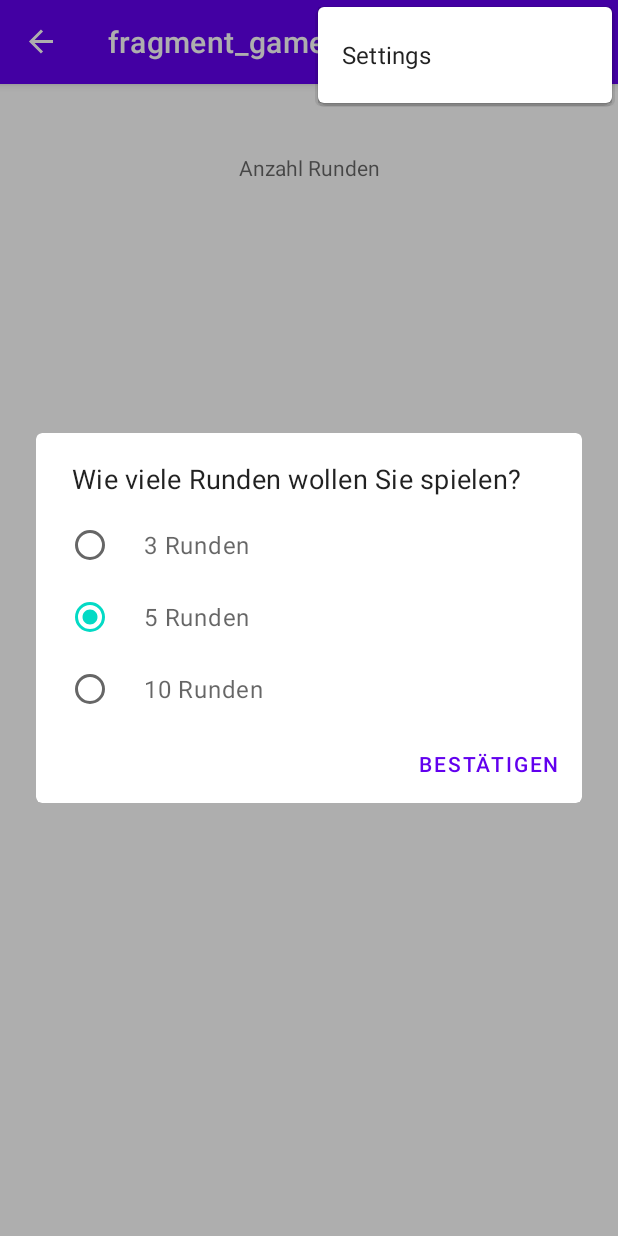
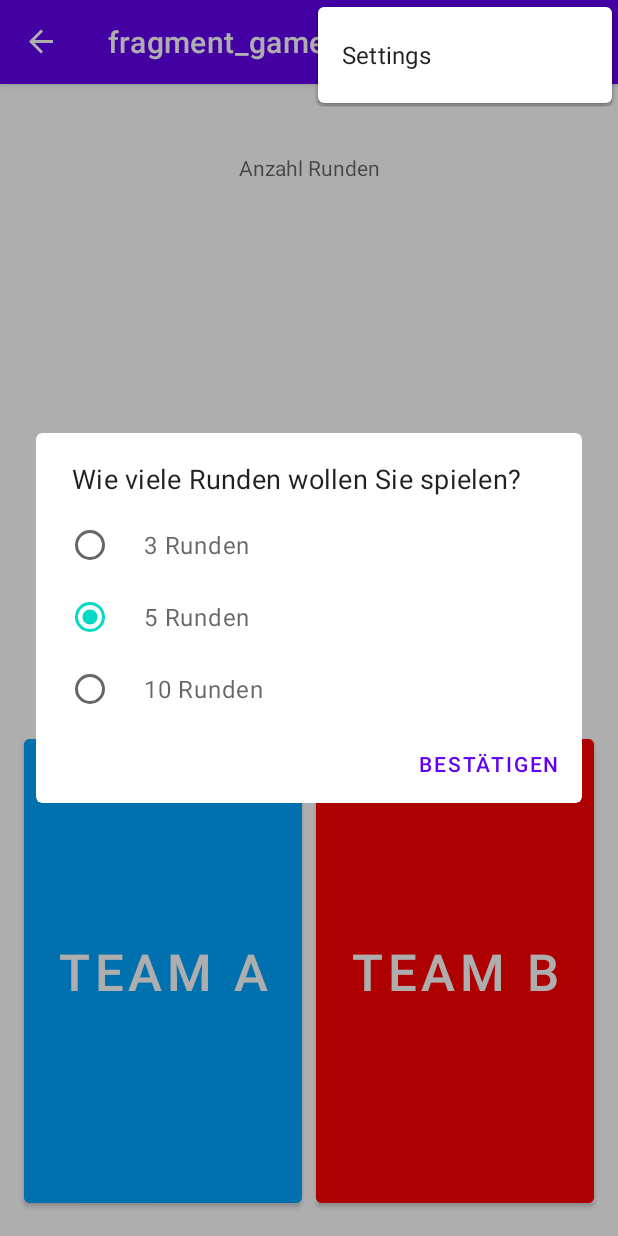
Before and after one commit to kmeyerhshl/CubeGameApp, an Android app: the GameFragment screen opened through its navigation route, with the options menu open, on a phone screen of 412 x 824 dp. Run offline under Robolectric (Android 15) with nearby library versions, the phone set to English and light mode, and no system bars; our stand-ins replace navigation-ui; libraries missing offline, so code that uses them is left out: com.benasher44.uuid, com.juul.kable; 4 statements that could not run were skipped.

Commit message:
Update: Datenempfang, Daten senden

```diff
--- a/app/src/main/java/com/example/cubegameapp/GameFragment.kt
+++ b/app/src/main/java/com/example/cubegameapp/GameFragment.kt
@@ -11,6 +11,9 @@ import androidx.navigation.fragment.findNavController
 import com.example.cubegameapp.databinding.FragmentGameBinding
 import com.example.cubegameapp.model.MainViewModel
 import com.google.android.material.dialog.MaterialAlertDialogBuilder
+import kotlinx.coroutines.MainScope
+import kotlinx.coroutines.delay
+import kotlinx.coroutines.launch
 
 
 class GameFragment : Fragment() {
@@ -63,12 +66,29 @@ class GameFragment : Fragment() {
             }
             .show()
 
+        val scope = MainScope()
+        scope.launch {
+            delay(3000)
+            Log.i(TAG, "delay")
+            viewModel.sendData()
+            viewModel.startDataLoadJob()
+        }
 
+
+        viewModel.esp32Data.observe(viewLifecycleOwner) {data ->
+            binding.tvData.text = "${data.playStatus}\n${data.seite}"
+            // process data ....
+        }
+
+        binding.btnRepeat.setOnClickListener {
+            viewModel.sendDataRepeat()
+        }
 
     }
 
     override fun onDestroyView() {
         super.onDestroyView()
         _binding = null
+        viewModel.cancelDataLoadJob()
     }
 }
--- /dev/null
+++ b/app/src/main/java/com/example/cubegameapp/esp32ble/Esp32Ble.kt
@@ -0,0 +1,10 @@
+package com.example.cubegameapp.esp32ble
+
+import org.json.JSONArray
+
+data class LedData(var led: String = "L", var ledBlinken: Boolean = false)
+//data class Esp32Data(val ledstatus: String = "", val potiArray: JSONArray = JSONArray())
+
+data class Data(var play: String = "P")
+data class Esp32Data(val playStatus: String = "", val seite: String = "")
+data class Repeat(var repeat: String = "R")
--- a/app/src/main/java/com/example/cubegameapp/model/MainViewModel.kt
+++ b/app/src/main/java/com/example/cubegameapp/model/MainViewModel.kt
@@ -6,8 +6,7 @@ import androidx.lifecycle.MutableLiveData
 import androidx.lifecycle.ViewModel
 import androidx.lifecycle.viewModelScope
 import com.benasher44.uuid.uuidFrom
-import com.example.cubegameapp.esp32ble.CUSTOM_SERVICE_UUID
-import com.example.cubegameapp.esp32ble.Esp32Ble
+import com.example.cubegameapp.esp32ble.*
 import com.juul.kable.Filter
 import com.juul.kable.Peripheral
 import com.juul.kable.Scanner
@@ -17,6 +16,7 @@ import kotlinx.coroutines.flow.catch
 import kotlinx.coroutines.flow.onCompletion
 import kotlinx.coroutines.launch
 import kotlinx.coroutines.withTimeoutOrNull
+import org.json.JSONObject
 import java.util.concurrent.CancellationException
 import java.util.concurrent.TimeUnit
 
@@ -225,8 +225,10 @@ class MainViewModel : ViewModel() {
     // Communication
     // ____________________________________________________________________
 
-/*
-    var ledData = LedData()
+
+    //var ledData = LedData()
+    var pData = Data()
+    var repeatData = Repeat()
 
     private lateinit var dataLoadJob: Job
 
@@ -248,7 +250,29 @@ class MainViewModel : ViewModel() {
         dataLoadJob.cancel()
     }
 
-    fun sendLedData() {
+    //Daten Spielen
+    fun sendData() {
+        viewModelScope.launch {
+            try {
+                esp32.sendMessage(jsonEncodePlayData(pData))
+            } catch (e:Exception) {
+                Log.i(">>>>>", "Error sending pData ${e.message}" + e.toString())
+            }
+        }
+    }
+
+    //Daten wiederholen
+    fun sendDataRepeat() {
+        viewModelScope.launch {
+            try {
+                esp32.sendMessage(jsonEncodeRepeat(repeatData))
+            } catch (e:Exception) {
+                Log.i(">>>>>", "Error sending pData ${e.message}" + e.toString())
+            }
+        }
+    }
+
+    /*fun sendLedData() {
         viewModelScope.launch {
             try {
                 esp32.sendMessage(jsonEncodeLedData(ledData))
@@ -256,25 +280,39 @@ class MainViewModel : ViewModel() {
                 Log.i(">>>>>", "Error sending ledData ${e.message}" + e.toString())
             }
         }
+    }*/
+
+    private fun jsonEncodeRepeat(repeat: Repeat): String {
+        val obj = JSONObject()
+        obj.put("REPEAT", repeat.repeat)
+        return obj.toString()
     }
 
-    private fun jsonEncodeLedData(ledData: LedData): String {
+    private fun jsonEncodePlayData(pData: Data): String {
+        val obj = JSONObject()
+        obj.put("PLAY", pData.play)
+        return obj.toString()
+    }
+
+    /*private fun jsonEncodeLedData(ledData: LedData): String {
         val obj = JSONObject()
         obj.put("LED", ledData.led)
         obj.put("LEDBlinken", ledData.ledBlinken)
         return obj.toString()
-    }
+    }*/
 
     fun jsonParseEsp32Data(jsonString: String): Esp32Data {
         try {
             val obj = JSONObject(jsonString)
             return Esp32Data(
-                ledstatus = obj.getString("ledstatus"),
-                potiArray = obj.getJSONArray("potiArray")
+                playStatus = obj.getString("playStatus"),
+                seite = obj.getString("seite")
+                //ledstatus = obj.getString("ledstatus"),
+                //potiArray = obj.getJSONArray("potiArray")
             )
         } catch (e: Exception) {
             Log.i(">>>>", "Error decoding JSON ${e.message}")
             return Esp32Data()
         }
-    }*/
+    }
 }
--- a/app/src/main/res/layout/fragment_game.xml
+++ b/app/src/main/res/layout/fragment_game.xml
@@ -11,8 +11,62 @@
         android:layout_width="wrap_content"
         android:layout_height="wrap_content"
         android:layout_marginTop="46dp"
+        android:layout_marginBottom="365dp"
         android:hint="Anzahl Runden"
+        app:layout_constraintBottom_toTopOf="@+id/btnB"
         app:layout_constraintEnd_toEndOf="parent"
         app:layout_constraintStart_toStartOf="parent"
         app:layout_constraintTop_toTopOf="parent" />
+
+    <TextView
+        android:id="@+id/tvData"
+        android:layout_width="wrap_content"
+        android:layout_height="wrap_content"
+        android:layout_marginStart="21dp"
+        android:layout_marginTop="73dp"
+        android:hint="Daten..."
+        app:layout_constraintStart_toStartOf="@+id/tvRunden"
+        app:layout_constraintTop_toBottomOf="@+id/tvRunden" />
+
+    <Button
+        android:id="@+id/btnA"
+        android:layout_width="0dp"
+        android:layout_height="0dp"
+        android:layout_marginStart="16dp"
+        android:layout_marginEnd="9dp"
+        android:layout_marginBottom="16dp"
+        android:backgroundTint="@color/blue"
+        android:text="@string/btnTeamA"
+        android:textSize="34sp"
+        app:layout_constraintBottom_toBottomOf="parent"
+        app:layout_constraintEnd_toStartOf="@+id/btnB"
+        app:layout_constraintStart_toStartOf="parent"
+        app:layout_constraintTop_toBottomOf="@+id/btnRepeat" />
+
+    <Button
+        android:id="@+id/btnB"
+        android:layout_width="0dp"
+        android:layout_height="0dp"
+        android:layout_marginEnd="16dp"
+        android:layout_marginBottom="16dp"
+        android:backgroundTint="@color/red"
+        android:text="@string/btnTeamB"
+        android:textSize="34sp"
+        app:layout_constraintBottom_toBottomOf="parent"
+        app:layout_constraintEnd_toEndOf="parent"
+        app:layout_constraintStart_toEndOf="@+id/btnA"
+        app:layout_constraintTop_toBottomOf="@+id/tvRunden" />
+
+    <Button
+        android:id="@+id/btnRepeat"
+        android:layout_width="wrap_content"
+        android:layout_height="wrap_content"
+        android:layout_marginTop="311dp"
+        android:layout_marginBottom="71dp"
+        android:text="@string/btnRepeat"
+        app:layout_constraintBottom_toTopOf="@+id/btnA"
+        app:layout_constraintEnd_toEndOf="parent"
+        app:layout_constraintStart_toStartOf="parent"
+        app:layout_constraintTop_toTopOf="parent" />
+
 </androidx.constraintlayout.widget.ConstraintLayout>
--- a/app/src/main/res/values/colors.xml
+++ b/app/src/main/res/values/colors.xml
@@ -7,4 +7,8 @@
     <color name="teal_700">#FF018786</color>
     <color name="black">#FF000000</color>
     <color name="white">#FFFFFFFF</color>
+
+    <color name="red">#FFFF0000</color>
+    <color name="blue">#FF00A6FF</color>
+
 </resources>
--- a/app/src/main/res/values/strings.xml
+++ b/app/src/main/res/values/strings.xml
@@ -40,5 +40,8 @@
     //Game Fragment
     <string name="dialogTitle">Wie viele Runden wollen Sie spielen?</string>
     <string name="dialogEnter">Bestätigen</string>
+    <string name="btnTeamA">Team A</string>
+    <string name="btnTeamB">Team B</string>
+    <string name="btnRepeat">Wiederholen</string>
 
 </resources>
```
